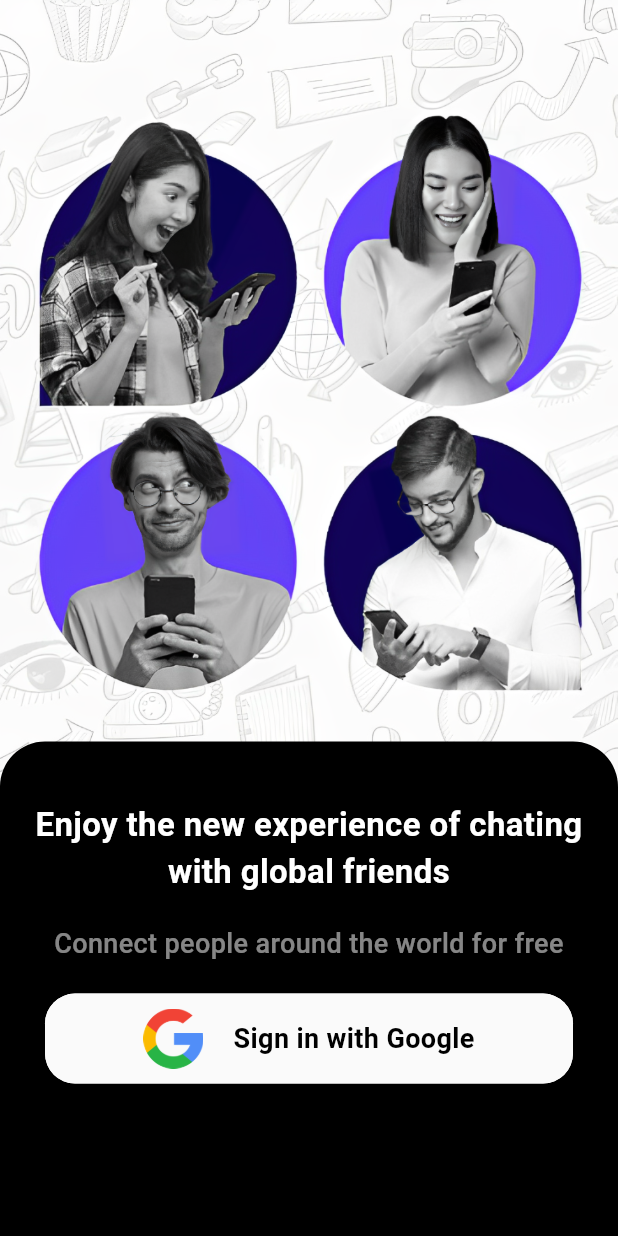
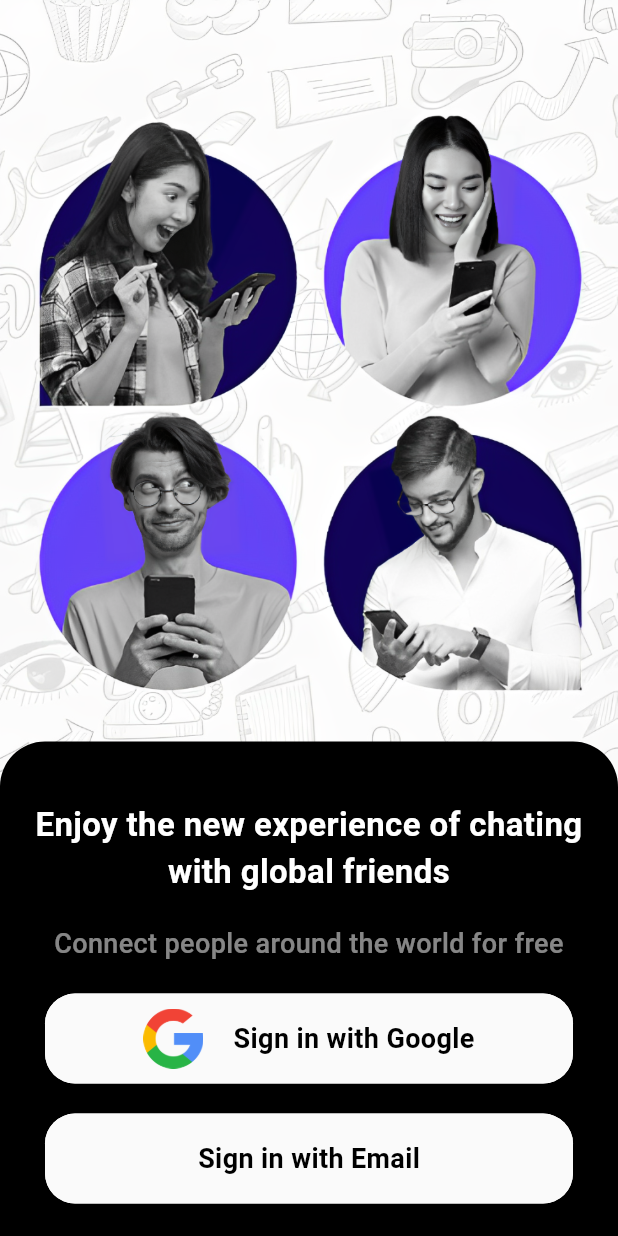
Before and after one commit to luizrodrigues034/chat_app, a Flutter app: the OnboardingPage screen opened directly, on a phone screen of 412 x 824 dp. Run offline on Flutter 3.47's test engine with Material 3 defaults, Android fonts, the phone set to English and light mode, and no system bars; our stand-ins replace cloud_firestore, firebase_auth, firebase_core, firebase_storage, google_sign_in, random_string and 1 more; accounts and stored records are empty; generated files the repository leaves out were written again; network calls fail.

```diff
--- a/lib/main.dart
+++ b/lib/main.dart
@@ -30,7 +30,7 @@ class _ChatAppState extends State<ChatApp> {
     return MaterialApp(
       theme: ThemeData.dark().copyWith(),
       debugShowCheckedModeBanner: false,
-      home: Home(), //ChatPage(name: '', userName: '', profiUrl: ''),
+      home: OnboardingPage(), //ChatPage(name: '', userName: '', profiUrl: ''),
     );
   }
 }
--- a/lib/pages/onboarding.dart
+++ b/lib/pages/onboarding.dart
@@ -1,3 +1,4 @@
+import 'package:chat_app/pages/login_page.dart';
 import 'package:chat_app/services/auth_services.dart';
 import 'package:chat_app/services/shared_preferences_services.dart';
 import 'package:flutter/material.dart';
@@ -59,16 +60,7 @@ class _OnboardingPageState extends State<OnboardingPage> {
                     ),
                   ),
                   SizedBox(height: 20),
-                  // ElevatedButton(
-                  //   onPressed: () async {
-                  //     setState(() {});
-                  //     await AuthService().signOut();
-                  //     setState(() {});
 
-                  //     await SharedPreferencesServices.clearUserInfo();
-                  //   },
-                  //   child: Text('Singout'),
-                  // ),
                   Container(
                     margin: EdgeInsets.symmetric(horizontal: 30),
                     child: Material(
@@ -111,6 +103,47 @@ class _OnboardingPageState extends State<OnboardingPage> {
                       ),
                     ),
                   ),
+                  SizedBox(height: 20),
+                  Container(
+                    margin: EdgeInsets.symmetric(horizontal: 30),
+                    child: Material(
+                      color: Colors.white,
+                      borderRadius: BorderRadius.circular(20),
+                      elevation: 10,
+                      child: InkWell(
+                        onTap: () {
+                          Navigator.push(
+                            context,
+                            MaterialPageRoute(
+                              builder: (context) => LoginPage(),
+                            ),
+                          );
+                        },
+                        child: Container(
+                          height: 60,
+                          width: MediaQuery.of(context).size.width,
+                          decoration: BoxDecoration(
+                            borderRadius: BorderRadius.circular(20),
+                            color: const Color.fromARGB(255, 250, 250, 250),
+                          ),
+                          child: Row(
+                            mainAxisAlignment: MainAxisAlignment.center,
+                            children: [
+                              Text(
+                                'Sign in with Email',
+                                textAlign: TextAlign.center,
+                                style: TextStyle(
+                                  color: Colors.black,
+                                  fontSize: 18.0,
+                                  fontWeight: FontWeight.bold,
+                                ),
+                              ),
+                            ],
+                          ),
+                        ),
+                      ),
+                    ),
+                  ),
                 ],
               ),
             ),
--- a/lib/services/auth_services.dart
+++ b/lib/services/auth_services.dart
@@ -141,4 +141,45 @@ class AuthService {
     }
     return id;
   }
+
+  signUpEmailPassword(
+    String name,
+    String email,
+    String password,
+    BuildContext context,
+  ) async {
+    try {
+      UserCredential userCredential = await _firebaseAuth
+          .createUserWithEmailAndPassword(email: email, password: password);
+      User? user = userCredential.user;
+
+      Map<String, dynamic> userInfoMap = {
+        'Id': user?.uid,
+        'SearchKey': email[0],
+        'name': name,
+        'email': email,
+        'photo':
+            'https://images.ctfassets.net/h6goo9gw1hh6/2sNZtFAWOdP1lmQ33VwRN3/24e953b920a9cd0ff2e1d587742a2472/1-intro-photo-final.jpg?w=1200&h=992&fl=progressive&q=70&fm=jpg',
+        'username': email.split('@')[0],
+      };
+      await SharedPreferencesServices.saveUserInfo(
+        id: userInfoMap['Id'],
+        name: userInfoMap['name'],
+        email: userInfoMap['email'],
+        image: userInfoMap['photo'],
+        username: userInfoMap['username'],
+      );
+      FirestoreServices.addUser(userInfoMap, userInfoMap['Id']);
+      Navigator.pushReplacement(
+        context,
+        MaterialPageRoute(builder: (context) => Home()),
+      );
+    } on Exception catch (e) {
+      print(e);
+    }
+  }
+
+  signInEmailPassWord(String email, String password) {
+    _firebaseAuth.signInWithEmailAndPassword(email: email, password: password);
+  }
 }
```
Also changed, not shown: lib/pages/home.dart (+24 -22 lines), lib/pages/login_page.dart (added, +84 -0 lines), lib/pages/register_page.dart (added, +86 -0 lines), lib/services/firestore_services.dart (+19 -6 lines).
